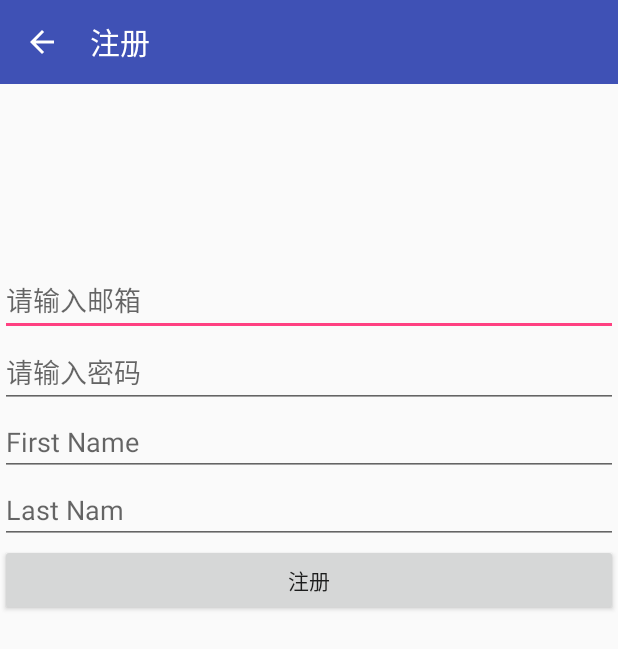
After one commit to cloudhm/WhatsMode, an Android app: the RegisterActivity screen opened directly, with no data from a screen before it, on a phone screen of 412 x 824 dp. The commit adds this screen. Shown: the top 649 px of the screen. Run offline under Robolectric (Android 15) with nearby library versions, the phone set to English and light mode, and no system bars; our stand-ins replace RxJava; libraries missing offline, so code that uses them is left out: com.shopify.buy3, com.shopify.graphql.

Commit message:
add account

```diff
--- /dev/null
+++ b/app/src/main/java/com/whatsmode/shopify/block/account/RegisterActivity.java
@@ -0,0 +1,88 @@
+package com.whatsmode.shopify.block.account;
+
+import android.os.Bundle;
+import android.support.annotation.NonNull;
+import android.support.v7.widget.Toolbar;
+import android.text.TextUtils;
+import android.view.MenuItem;
+import android.view.View;
+import android.widget.EditText;
+import android.widget.Toast;
+
+import com.whatsmode.library.util.SnackUtil;
+import com.whatsmode.shopify.R;
+import com.whatsmode.shopify.mvp.MvpActivity;
+
+/**
+ * Created by tom on 17-11-16.
+ */
+
+public class RegisterActivity extends MvpActivity<RegisterPresenter> implements RegisterContract.View {
+
+
+    private Toolbar mToolbar;
+    private EditText mEmail;
+    private EditText mPwd;
+    private EditText mFirstName;
+    private EditText mLastName;
+
+    @Override
+    protected void onCreate(Bundle savedInstanceState) {
+        super.onCreate(savedInstanceState);
+        setContentView(R.layout.activity_register);
+        mToolbar = (Toolbar) findViewById(R.id.toolbar);
+        mEmail = (EditText) findViewById(R.id.email);
+        mPwd = (EditText) findViewById(R.id.pwd);
+        mFirstName = (EditText) findViewById(R.id.first_name);
+        mLastName = (EditText) findViewById(R.id.last_name);
+        init();
+    }
+
+    private void init(){
+        setSupportActionBar(mToolbar);
+        getSupportActionBar().setTitle("注册");
+        getSupportActionBar().setDisplayHomeAsUpEnabled(true);
+    }
+
+    public void register(View view) {
+        String email = mEmail.getText().toString();
+        String pwd = mPwd.getText().toString();
+        String firstName = mFirstName.getText().toString();
+        String lastName = mLastName.getText().toString();
+        if (TextUtils.isEmpty(email)) {
+            Toast.makeText(this,"请输入邮箱",Toast.LENGTH_SHORT).show();
+            return;
+        }
+        if (TextUtils.isEmpty(pwd)) {
+            Toast.makeText(this,"请输入密码",Toast.LENGTH_SHORT).show();
+            return;
+        }
+        mPresenter.register(email,pwd,firstName,lastName);
+    }
+
+    @Override
+    public boolean onOptionsItemSelected(MenuItem item) {
+        switch (item.getItemId()) {
+            case android.R.id.home:
+                finish();
+                break;
+        }
+        return super.onOptionsItemSelected(item);
+    }
+
+    @NonNull
+    @Override
+    public RegisterPresenter createPresenter() {
+        return new RegisterPresenter();
+    }
+
+    @Override
+    public void registerSuccess() {
+        finish();
+    }
+
+    @Override
+    public void registerFail(String msg) {
+        SnackUtil.toastShow(this,msg);
+    }
+}
--- /dev/null
+++ b/app/src/main/java/com/whatsmode/shopify/block/account/RegisterContract.java
@@ -0,0 +1,18 @@
+package com.whatsmode.shopify.block.account;
+
+import com.whatsmode.shopify.mvp.MvpPresenter;
+import com.whatsmode.shopify.mvp.MvpView;
+
+/**
+ * Created by tom on 17-11-16.
+ */
+
+public interface RegisterContract {
+    interface View extends MvpView{
+        void registerSuccess();
+        void registerFail(String msg);
+    }
+    interface Presenter extends MvpPresenter<View>{
+        void register(String email,String pwd,String firstName,String lastName);
+    }
+}
--- /dev/null
+++ b/app/src/main/java/com/whatsmode/shopify/block/account/RegisterPresenter.java
@@ -0,0 +1,58 @@
+package com.whatsmode.shopify.block.account;
+
+import com.shopify.buy3.Storefront;
+import com.shopify.graphql.support.ID;
+import com.whatsmode.shopify.base.BaseRxPresenter;
+
+import io.reactivex.SingleObserver;
+import io.reactivex.android.schedulers.AndroidSchedulers;
+import io.reactivex.annotations.NonNull;
+import io.reactivex.disposables.Disposable;
+
+/**
+ * Created by tom on 17-11-16.
+ */
+
+public class RegisterPresenter extends BaseRxPresenter<RegisterContract.View> implements RegisterContract.Presenter {
+
+    @Override
+    public void register(String email, String pwd, String firstName, String lastName) {
+        Storefront.CustomerCreateInput input = new Storefront.CustomerCreateInput(email, pwd)
+                .setFirstName(firstName)
+                .setLastName(lastName);
+        AccountRepository.create().register(input,q ->
+                q.customer(new CustomerCreateFragment())
+                        .userErrors(new UserErrorFragment()))
+                .observeOn(AndroidSchedulers.mainThread())
+                .subscribeWith(new SingleObserver<Storefront.Customer>() {
+                    @Override
+                    public void onSubscribe(@NonNull Disposable d) {
+                        addSubscribe(d);
+                    }
+
+                    @Override
+                    public void onSuccess(@NonNull Storefront.Customer customer) {
+                        ID id = customer.getId();
+                        if (isViewAttached()) {
+                            getView().registerSuccess();
+                        }
+                    }
+
+                    @Override
+                    public void onError(@NonNull Throwable e) {
+                        if (isViewAttached()) {
+                            getView().registerFail(e.getMessage());
+                        }
+                    }
+                });
+    }
+
+
+    public class CustomerCreateFragment implements Storefront.CustomerQueryDefinition{
+
+        @Override
+        public void define(Storefront.CustomerQuery _queryBuilder) {
+            _queryBuilder.id().firstName().lastName().displayName();
+        }
+    }
+}
--- /dev/null
+++ b/app/src/main/res/layout/activity_register.xml
@@ -0,0 +1,42 @@
+<?xml version="1.0" encoding="utf-8"?>
+<LinearLayout xmlns:android="http://schemas.android.com/apk/res/android"
+              xmlns:app="http://schemas.android.com/apk/res-auto"
+              android:orientation="vertical"
+              android:layout_width="match_parent"
+              android:layout_height="match_parent">
+
+    <include layout="@layout/toolbar"/>
+
+    <EditText
+        android:id="@+id/email"
+        android:hint="请输入邮箱"
+        android:layout_marginTop="120dp"
+        android:layout_width="match_parent"
+        android:layout_height="wrap_content"/>
+
+    <EditText
+        android:id="@+id/pwd"
+        android:hint="请输入密码"
+        android:layout_width="match_parent"
+        android:layout_height="wrap_content"/>
+
+    <EditText
+        android:id="@+id/first_name"
+        android:hint="First Name"
+        android:layout_width="match_parent"
+        android:layout_height="wrap_content"/>
+
+    <EditText
+        android:id="@+id/last_name"
+        android:hint="Last Nam"
+        android:layout_width="match_parent"
+        android:layout_height="wrap_content"/>
+
+    <Button
+        android:id="@+id/register"
+        android:onClick="register"
+        android:text="注册"
+        android:layout_width="match_parent"
+        android:layout_height="wrap_content"/>
+
+</LinearLayout>
--- /dev/null
+++ b/app/src/main/res/layout/toolbar.xml
@@ -0,0 +1,10 @@
+<?xml version="1.0" encoding="utf-8"?>
+<android.support.v7.widget.Toolbar
+    xmlns:android="http://schemas.android.com/apk/res/android"
+    xmlns:app="http://schemas.android.com/apk/res-auto"
+    android:id="@+id/toolbar"
+    android:layout_width="match_parent"
+    android:layout_height="?attr/actionBarSize"
+    android:background="?attr/colorPrimary"
+    app:theme="@style/ThemeOverlay.AppCompat.Dark.ActionBar"
+    app:contentInsetStartWithNavigation="0dp" />
--- a/app/src/main/res/values/styles.xml
+++ b/app/src/main/res/values/styles.xml
@@ -1,11 +1,16 @@
 <resources>
 
     <!-- Base application theme. -->
-    <style name="AppTheme" parent="Theme.AppCompat.Light.DarkActionBar">
+    <style name="AppTheme" parent="Theme.AppCompat.Light.NoActionBar">
         <!-- Customize your theme here. -->
         <item name="colorPrimary">@color/colorPrimary</item>
         <item name="colorPrimaryDark">@color/colorPrimaryDark</item>
         <item name="colorAccent">@color/colorAccent</item>
     </style>
 
+    <style name="OverFlowMenuTheme" parent="Theme.AppCompat.Light.NoActionBar">
+        <item name="android:actionMenuTextColor">@android:color/white</item>
+        <item name="overlapAnchor">false</item>
+    </style>
+
 </resources>
```
Also changed, not shown: app/src/main/AndroidManifest.xml (+10 -0 lines), app/src/main/java/com/whatsmode/shopify/WhatsApplication.java (+32 -0 lines), app/src/main/java/com/whatsmode/shopify/block/account/AccountRepository.java (added, +67 -0 lines), app/src/main/java/com/whatsmode/shopify/block/account/LoginActivity.java (added, +75 -0 lines), app/src/main/java/com/whatsmode/shopify/block/account/LoginContract.java (added, +19 -0 lines), app/src/main/java/com/whatsmode/shopify/block/account/LoginPresenter.java (added, +56 -0 lines), app/src/main/java/com/whatsmode/shopify/block/account/UserErrorFragment.java (added, +14 -0 lines), app/src/main/res/layout/activity_login.xml (added, +30 -0 lines), library/src/main/java/com/whatsmode/library/exception/APIException.java (+25 -2 lines), library/src/main/java/com/whatsmode/library/util/SnackUtil.java (added, +30 -0 lines).
